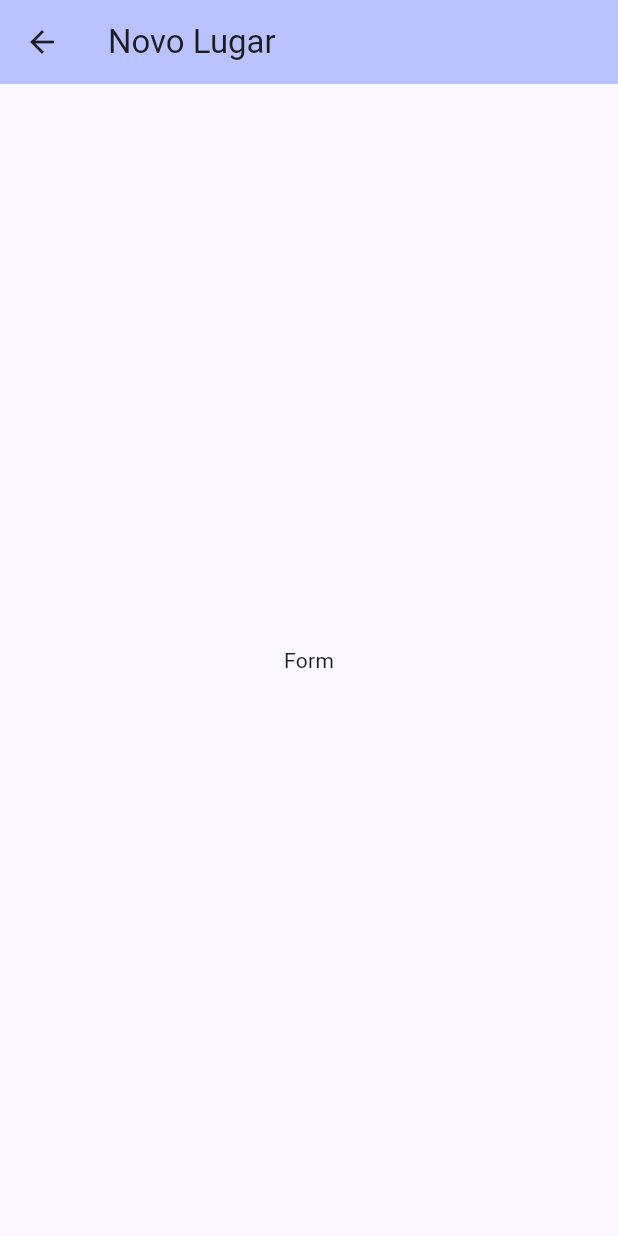
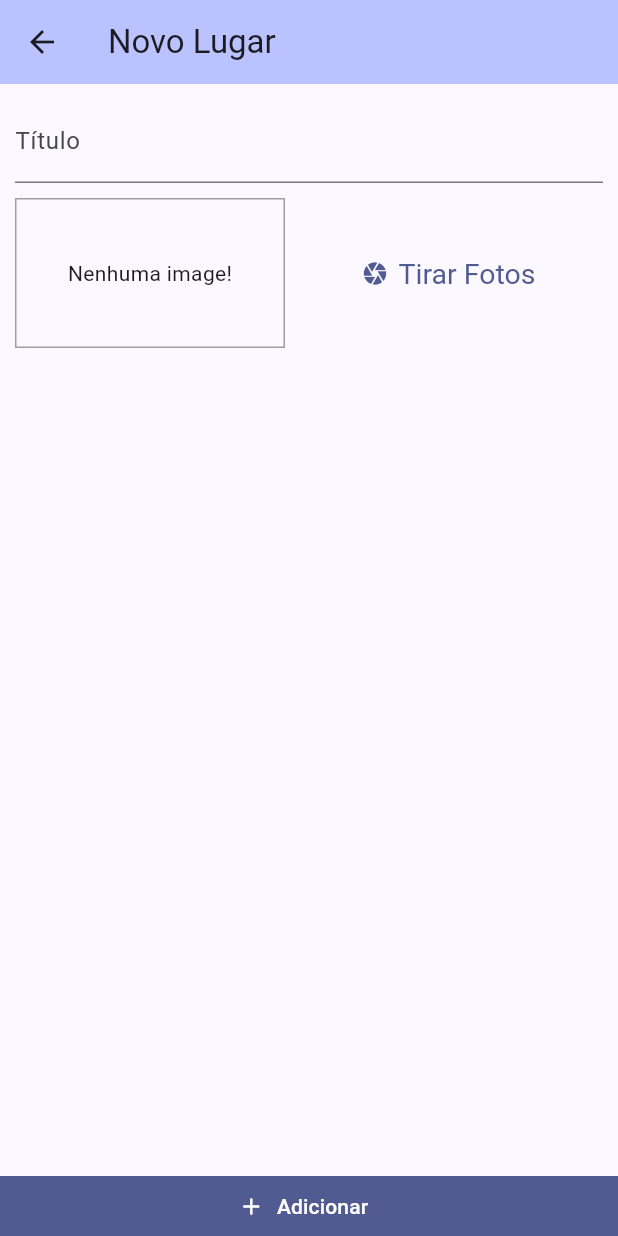
Before and after one commit to laesant/great_places, a Flutter app: the PlaceFormScreen screen opened by its route, on a phone screen of 412 x 824 dp. Run offline on Flutter 3.47's test engine with Material 2 defaults, Android fonts, the phone set to English and light mode, and no system bars.

Commit message:
form new place

```diff
--- a/lib/screens/place_form_screen.dart
+++ b/lib/screens/place_form_screen.dart
@@ -1,4 +1,5 @@
 import 'package:flutter/material.dart';
+import 'package:great_places/widgets/image_input.dart';
 
 class PlaceFormScreen extends StatefulWidget {
   const PlaceFormScreen({super.key});
@@ -8,6 +9,28 @@ class PlaceFormScreen extends StatefulWidget {
 }
 
 class _PlaceFormScreenState extends State<PlaceFormScreen> {
+  final _titleController = TextEditingController();
+
+  @override
+  void dispose() {
+    _titleController.dispose();
+    super.dispose();
+  }
+
+    _takePicture() async {
+    final ImagePicker _picker = ImagePicker();
+    XFile imageFile = await _picker.pickImage(
+      source: ImageSource.camera,
+      maxWidth: 600,
+    ) as XFile;
+
+    setState(() {
+      _storedImage = File(imageFile.path);
+    });
+  }
+
+  void _submitForm() {}
+
   @override
   Widget build(BuildContext context) {
     return Scaffold(
@@ -16,9 +39,35 @@ class _PlaceFormScreenState extends State<PlaceFormScreen> {
           backgroundColor: Theme.of(context).colorScheme.inversePrimary,
           title: const Text("Novo Lugar"),
         ),
-      body: const Center(
-        child: Text("Form"),
+        body: Column(
+          crossAxisAlignment: CrossAxisAlignment.stretch,
+          children: [
+            Expanded(
+              child: SingleChildScrollView(
+                padding: const EdgeInsets.all(10),
+                child: Column(
+                  children: [
+                    TextField(
+                      controller: _titleController,
+                      decoration: const InputDecoration(
+                        labelText: 'Título',
                       ),
-    );
+                    ),
+                    const SizedBox(height: 10),
+                    const ImageInput()
+                  ],
+                ),
+              ),
+            ),
+            FilledButton.icon(
+                style: FilledButton.styleFrom(
+                    tapTargetSize: MaterialTapTargetSize.shrinkWrap,
+                    elevation: 0,
+                    shape: const RoundedRectangleBorder()),
+                onPressed: _submitForm,
+                icon: const Icon(Icons.add),
+                label: const Text("Adicionar"))
+          ],
+        ));
   }
 }
--- /dev/null
+++ b/lib/widgets/image_input.dart
@@ -0,0 +1,41 @@
+import 'package:flutter/material.dart';
+
+class ImageInput extends StatefulWidget {
+  const ImageInput({super.key});
+
+  @override
+  State<ImageInput> createState() => _ImageInputState();
+}
+
+class _ImageInputState extends State<ImageInput> {
+  @override
+  Widget build(BuildContext context) {
+    return Row(
+      children: [
+        Container(
+          width: 180,
+          height: 100,
+          alignment: Alignment.center,
+          decoration: BoxDecoration(
+            border: Border.all(color: Colors.grey),
+          ),
+          child: const Text("Nenhuma image!"),
+        ),
+        const SizedBox(width: 10),
+        Expanded(
+          child: TextButton.icon(
+            style: TextButton.styleFrom(
+                textStyle: const TextStyle(fontSize: 19),
+                shape: RoundedRectangleBorder(
+                    borderRadius: BorderRadius.circular(8))),
+            onPressed: () {},
+            label: const Text(
+              "Tirar Fotos",
+            ),
+            icon: const Icon(Icons.camera),
+          ),
+        )
+      ],
+    );
+  }
+}
```
Lines whose indentation alone changed are shown as unchanged.
